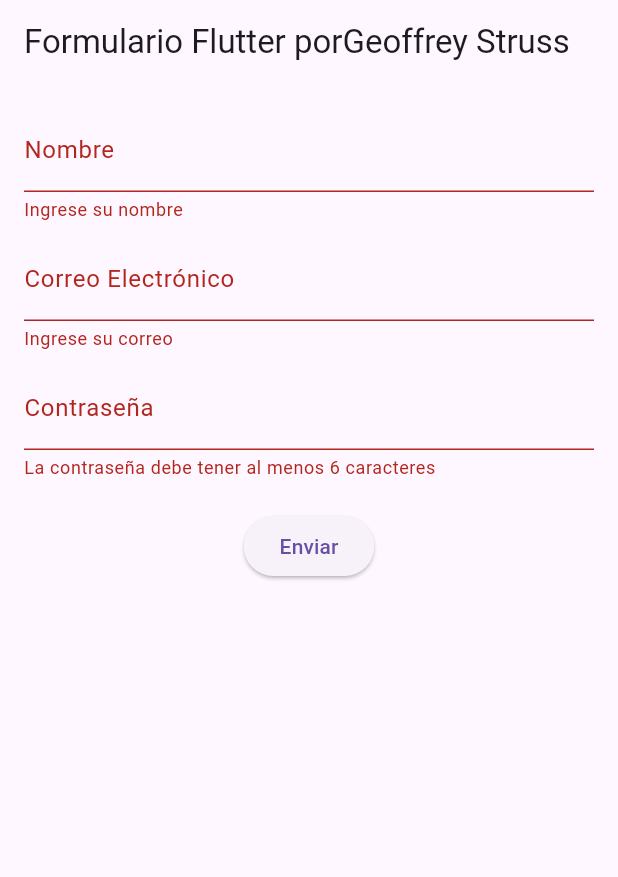
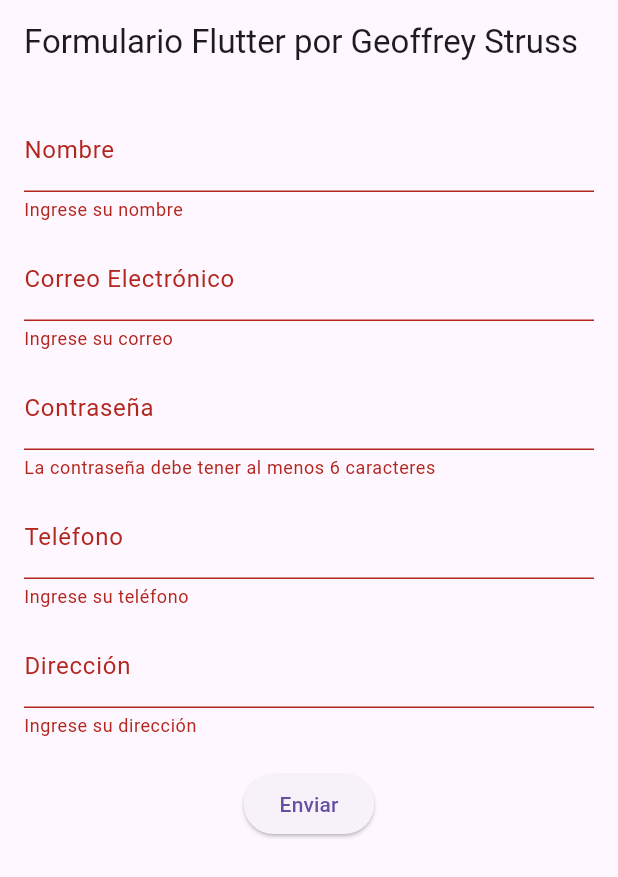
Before and after one commit to Gstruss/FormularioFlutter, a Flutter app: the screen it shows after launch, after a tap on "Enviar", on a phone screen of 412 x 824 dp. Shown: the top 877 px of the screen. Run offline on Flutter 3.47's test engine with Material 3 defaults, Android fonts, the phone set to English and light mode, and no system bars.

Commit message:
cambios diseño

```diff
--- a/formulario_flutter/lib/main.dart
+++ b/formulario_flutter/lib/main.dart
@@ -26,11 +26,13 @@ class _FormularioScreenState extends State<FormularioScreen> {
   final TextEditingController _nombreController = TextEditingController();
   final TextEditingController _emailController = TextEditingController();
   final TextEditingController _passwordController = TextEditingController();
+  final TextEditingController _telefonoController = TextEditingController();
+  final TextEditingController _direccionController = TextEditingController();
 
   @override
   Widget build(BuildContext context) {
     return Scaffold(
-      appBar: AppBar(title: Text('Formulario Flutter porGeoffrey Struss')),
+      appBar: AppBar(title: Text('Formulario Flutter por Geoffrey Struss')),
       body: Padding(
         padding: EdgeInsets.all(16.0),
         child: Form(
@@ -73,6 +75,31 @@ class _FormularioScreenState extends State<FormularioScreen> {
                   return null;
                 },
               ),
+              SizedBox(height: 10),
+              TextFormField(
+                controller: _telefonoController,
+                decoration: InputDecoration(labelText: 'Teléfono'),
+                keyboardType: TextInputType.phone,
+                validator: (value) {
+                  if (value == null || value.isEmpty) {
+                    return 'Ingrese su teléfono';
+                  } else if (!RegExp(r'^\+?[0-9]{7,15}$').hasMatch(value)) {
+                    return 'Ingrese un número de teléfono válido';
+                  }
+                  return null;
+                },
+              ),
+              SizedBox(height: 10),
+              TextFormField(
+                controller: _direccionController,
+                decoration: InputDecoration(labelText: 'Dirección'),
+                validator: (value) {
+                  if (value == null || value.isEmpty) {
+                    return 'Ingrese su dirección';
+                  }
+                  return null;
+                },
+              ),
               SizedBox(height: 20),
               ElevatedButton(
                 onPressed: () {
```
